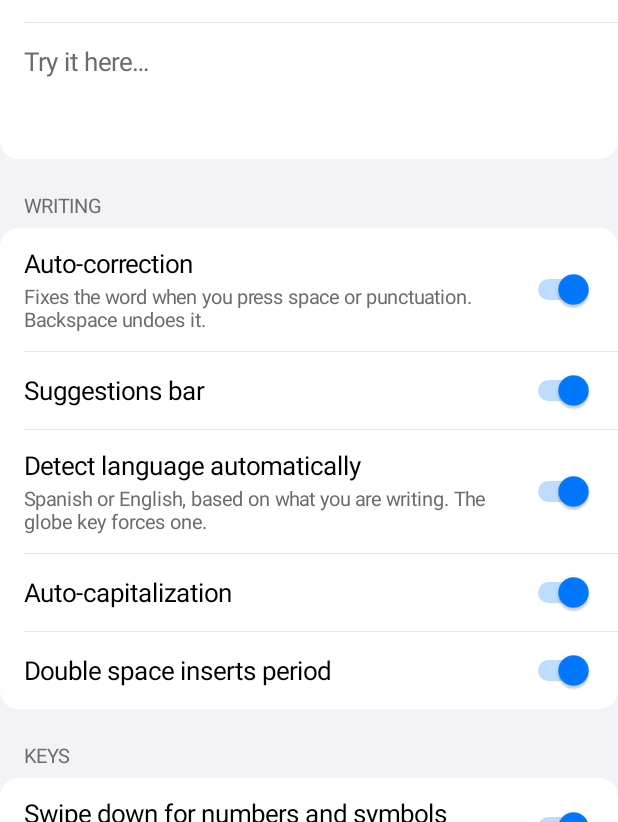
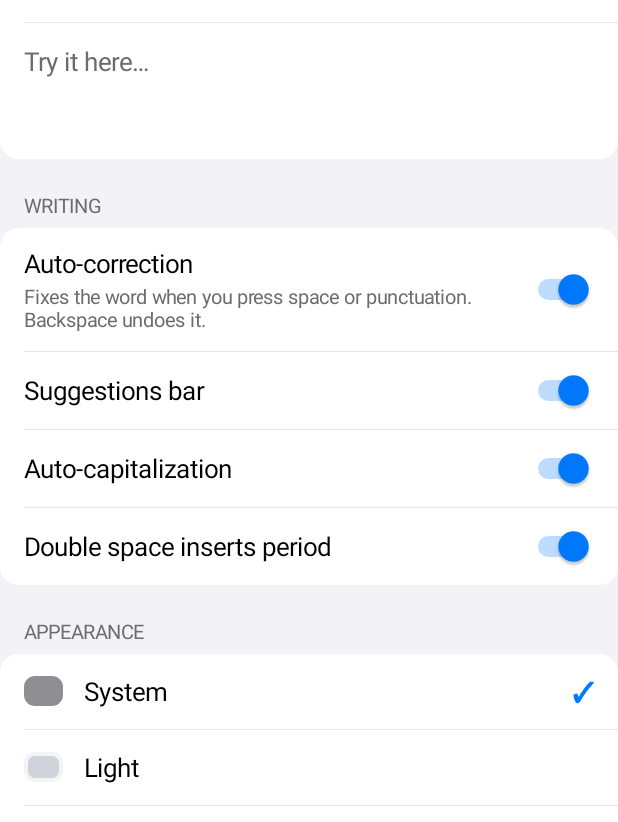
Before and after one commit to gvegagato-prog/Teclado, an Android app: the screen it shows after launch (SettingsActivity), on a phone screen of 412 x 824 dp, the part 414-1236 px from its top. Run offline under Robolectric (Android 15) with nearby library versions, the phone set to English and light mode, and no system bars.

Commit message:
Sin tecla de idioma, Shift mantenido para símbolos, 7 temas y margen inferior
Co-Authored-By: Claude Sonnet 5.5 <noreply@anthropic.com>
Claude-Session: https://claude.ai/code/session_01Q4uywhLYhX9afGnYFRTzWF

```diff
--- a/app/src/main/java/app/teclado/KbTheme.kt
+++ b/app/src/main/java/app/teclado/KbTheme.kt
@@ -1,18 +1,47 @@
 package app.teclado
 
-/** Colores del teclado. Claro y oscuro, en la línea de los teclados de iOS/iPadOS. */
-class KbTheme(val dark: Boolean) {
-    val bg = if (dark) 0xFF1E1E20.toInt() else 0xFFD3D6DC.toInt()
-    val letterKey = if (dark) 0xFF58585C.toInt() else 0xFFFFFFFF.toInt()
-    val funcKey = if (dark) 0xFF38383B.toInt() else 0xFFAEB3BD.toInt()
-    val letterKeyPressed = funcKey
-    val funcKeyPressed = letterKey
-    val shadow = if (dark) 0xFF0A0A0B.toInt() else 0xFF8E9299.toInt()
-    val text = if (dark) 0xFFFFFFFF.toInt() else 0xFF000000.toInt()
-    val hint = if (dark) 0xFFA9A9AE.toInt() else 0xFF7A7D84.toInt()
-    val subtle = if (dark) 0xFF9A9AA0.toInt() else 0xFF6B6E75.toInt()
-    val accent = if (dark) 0xFF0A84FF.toInt() else 0xFF007AFF.toInt()
+/** Colores del teclado. */
+class KbTheme(
+    val dark: Boolean,
+    val bg: Int,
+    val letterKey: Int,
+    val funcKey: Int,
+    val shadow: Int,
+    val text: Int,
+    val hint: Int,
+    val subtle: Int,
+    val accent: Int,
+    val popup: Int,
+) {
+    val letterKeyPressed get() = funcKey
+    val funcKeyPressed get() = letterKey
     val onAccent = 0xFFFFFFFF.toInt()
-    val divider = if (dark) 0x33FFFFFF else 0x22000000
-    val popup = if (dark) 0xFF76767B.toInt() else 0xFFFFFFFF.toInt()
+    val divider get() = if (dark) 0x33FFFFFF else 0x22000000
+
+    companion object {
+        val LIGHT = KbTheme(false, 0xFFD0D3D9.toInt(), 0xFFF3F4F6.toInt(), 0xFFABB0BA.toInt(), 0xFF8A8E96.toInt(),
+            0xFF111114.toInt(), 0xFF7A7D84.toInt(), 0xFF6B6E75.toInt(), 0xFF007AFF.toInt(), 0xFFF8F8FA.toInt())
+        val SAND = KbTheme(false, 0xFFDCD5C7.toInt(), 0xFFF0EBDF.toInt(), 0xFFB9B0A0.toInt(), 0xFF8F8777.toInt(),
+            0xFF2B2620.toInt(), 0xFF857D6E.toInt(), 0xFF6F685B.toInt(), 0xFFC2662D.toInt(), 0xFFF5F1E8.toInt())
+        val ROSE = KbTheme(false, 0xFFE4D2D7.toInt(), 0xFFF6EDEF.toInt(), 0xFFC8A9B2.toInt(), 0xFF9C7E87.toInt(),
+            0xFF3A2328.toInt(), 0xFF98767F.toInt(), 0xFF7F626A.toInt(), 0xFFD6336C.toInt(), 0xFFF9F2F4.toInt())
+        val DARK = KbTheme(true, 0xFF1E1E20.toInt(), 0xFF58585C.toInt(), 0xFF38383B.toInt(), 0xFF0A0A0B.toInt(),
+            0xFFFFFFFF.toInt(), 0xFFA9A9AE.toInt(), 0xFF9A9AA0.toInt(), 0xFF0A84FF.toInt(), 0xFF76767B.toInt())
+        val MIDNIGHT = KbTheme(true, 0xFF0F1626.toInt(), 0xFF2B3652.toInt(), 0xFF1B2540.toInt(), 0xFF05080F.toInt(),
+            0xFFFFFFFF.toInt(), 0xFF8D9BBF.toInt(), 0xFF8794B5.toInt(), 0xFF5AA2FF.toInt(), 0xFF445273.toInt())
+        val BLACK = KbTheme(true, 0xFF000000.toInt(), 0xFF2C2C2E.toInt(), 0xFF161618.toInt(), 0xFF000000.toInt(),
+            0xFFFFFFFF.toInt(), 0xFF8E8E93.toInt(), 0xFF8E8E93.toInt(), 0xFF0A84FF.toInt(), 0xFF48484A.toInt())
+
+        val NAMES = listOf("system", "light", "sand", "rose", "dark", "midnight", "black")
+
+        fun byName(name: String, systemDark: Boolean): KbTheme = when (name) {
+            "light" -> LIGHT
+            "sand" -> SAND
+            "rose" -> ROSE
+            "dark" -> DARK
+            "midnight" -> MIDNIGHT
+            "black" -> BLACK
+            else -> if (systemDark) DARK else LIGHT
+        }
+    }
 }
--- a/app/src/main/java/app/teclado/Prefs.kt
+++ b/app/src/main/java/app/teclado/Prefs.kt
@@ -20,9 +20,6 @@ class Prefs(context: Context) {
     var suggestions: Boolean
         get() = sp.getBoolean("suggestions", true)
         set(v) = sp.edit().putBoolean("suggestions", v).apply()
-    var autoLanguage: Boolean
-        get() = sp.getBoolean("autoLanguage", true)
-        set(v) = sp.edit().putBoolean("autoLanguage", v).apply()
     var autoCapitalize: Boolean
         get() = sp.getBoolean("autoCapitalize", true)
         set(v) = sp.edit().putBoolean("autoCapitalize", v).apply()
@@ -39,10 +36,15 @@ class Prefs(context: Context) {
         get() = sp.getBoolean("sound", false)
         set(v) = sp.edit().putBoolean("sound", v).apply()
 
-    /** "system", "light" o "dark". */
+    /** Una de [KbTheme.NAMES]. */
     var theme: String
         get() = sp.getString("theme", "system") ?: "system"
         set(v) = sp.edit().putString("theme", v).apply()
+
+    /** Margen inferior en dp; 0 = automático. */
+    var bottomMargin: Int
+        get() = sp.getInt("bottomMargin", 0)
+        set(v) = sp.edit().putInt("bottomMargin", v.coerceIn(0, 60)).apply()
 
     /** Altura de las teclas en %, 80..130. */
     var heightPercent: Int
--- a/app/src/main/java/app/teclado/SettingsActivity.kt
+++ b/app/src/main/java/app/teclado/SettingsActivity.kt
@@ -4,7 +4,6 @@ import android.app.Activity
 import android.app.AlertDialog
 import android.content.Intent
 import android.content.res.Configuration
-import android.graphics.Color
 import android.graphics.Typeface
 import android.graphics.drawable.GradientDrawable
 import android.os.Build
@@ -117,12 +116,13 @@ class SettingsActivity : Activity() {
             addView(divider())
             switchRow(R.string.opt_suggestions, null, prefs.suggestions) { prefs.suggestions = it }
             addView(divider())
-            switchRow(R.string.opt_autolang, R.string.opt_autolang_sub, prefs.autoLanguage) { prefs.autoLanguage = it }
-            addView(divider())
             switchRow(R.string.opt_autocap, null, prefs.autoCapitalize) { prefs.autoCapitalize = it }
             addView(divider())
             switchRow(R.string.opt_doublespace, null, prefs.doubleSpacePeriod) { prefs.doubleSpacePeriod = it }
         }
+
+        section(R.string.opt_theme)
+        card { themeRows(this) }
 
         section(R.string.sec_keys)
         card {
@@ -132,9 +132,9 @@ class SettingsActivity : Activity() {
             addView(divider())
             switchRow(R.string.opt_sound, null, prefs.sound) { prefs.sound = it }
             addView(divider())
-            addView(themeRow())
+            addView(heightRow())
             addView(divider())
-            addView(heightRow())
+            addView(marginRow())
         }
 
         section(R.string.sec_shortcuts)
@@ -235,37 +235,62 @@ class SettingsActivity : Activity() {
         return row
     }
 
-    private fun themeRow(): View {
+    private val themeLabels = mapOf(
+        "system" to R.string.theme_system, "light" to R.string.theme_light, "sand" to R.string.theme_sand,
+        "rose" to R.string.theme_rose, "dark" to R.string.theme_dark, "midnight" to R.string.theme_midnight,
+        "black" to R.string.theme_black,
+    )
+
+    private fun themeRows(box: LinearLayout) {
+        val marks = HashMap<String, TextView>()
+        fun paint() = marks.forEach { (k, v) -> v.text = if (prefs.theme == k) "✓" else "" }
+        KbTheme.NAMES.forEachIndexed { i, key ->
+            if (i > 0) box.addView(divider())
+            val row = LinearLayout(this).apply {
+                orientation = LinearLayout.HORIZONTAL
+                gravity = Gravity.CENTER_VERTICAL
+                setPadding(dp(16), dp(13), dp(16), dp(13))
+                setOnClickListener { prefs.theme = key; paint() }
+            }
+            val th = KbTheme.byName(key, false)
+            // muestra de color: fondo + tecla
+            row.addView(View(this).apply {
+                background = GradientDrawable().apply {
+                    cornerRadius = dp(6).toFloat()
+                    setColor(if (key == "system") 0xFF8E8E93.toInt() else th.bg)
+                    setStroke(dp(3), if (key == "system") 0xFF8E8E93.toInt() else th.letterKey)
+                }
+            }, LinearLayout.LayoutParams(dp(26), dp(20)).also { it.marginEnd = dp(14) })
+            row.addView(text(getString(themeLabels.getValue(key)), 17f, cText), LinearLayout.LayoutParams(0, -2, 1f))
+            val mark = text("", 18f, cAccent, bold = true)
+            marks[key] = mark
+            row.addView(mark)
+            box.addView(row)
+        }
+        paint()
+    }
+
+    private fun marginRow(): View {
         val row = LinearLayout(this).apply {
             orientation = LinearLayout.VERTICAL
             setPadding(dp(16), dp(12), dp(16), dp(12))
         }
-        row.addView(text(getString(R.string.opt_theme), 17f, cText))
-        val seg = LinearLayout(this).apply { orientation = LinearLayout.HORIZONTAL; setPadding(0, dp(8), 0, 0) }
-        val options = listOf("system" to R.string.theme_system, "light" to R.string.theme_light, "dark" to R.string.theme_dark)
-        val buttons = ArrayList<Button>()
-        fun paint() {
-            options.forEachIndexed { i, (key, _) ->
-                val sel = prefs.theme == key
-                buttons[i].setTextColor(if (sel) Color.WHITE else cAccent)
-                buttons[i].background = GradientDrawable().apply {
-                    cornerRadius = dp(8).toFloat()
-                    setColor(if (sel) cAccent else if (dark) 0xFF2C2C2E.toInt() else 0xFFEFEFF4.toInt())
+        fun label(v: Int) = if (v == 0) getString(R.string.opt_margin_auto) else getString(R.string.opt_margin, v)
+        val l = text(label(prefs.bottomMargin), 17f, cText)
+        row.addView(l)
+        row.addView(text(getString(R.string.opt_margin_sub), 13f, cSub).apply { setPadding(0, dp(2), 0, 0) })
+        row.addView(SeekBar(this).apply {
+            max = 60
+            progress = prefs.bottomMargin
+            setOnSeekBarChangeListener(object : SeekBar.OnSeekBarChangeListener {
+                override fun onProgressChanged(s: SeekBar, p: Int, fromUser: Boolean) {
+                    prefs.bottomMargin = p
+                    l.text = label(p)
                 }
-            }
-        }
-        options.forEach { (key, label) ->
-            val b = Button(this).apply {
-                text = getString(label)
-                isAllCaps = false
-                stateListAnimator = null
-                setOnClickListener { prefs.theme = key; paint() }
-            }
-            buttons.add(b)
-            seg.addView(b, LinearLayout.LayoutParams(0, dp(40), 1f).also { it.marginEnd = dp(6) })
-        }
-        paint()
-        row.addView(seg)
+                override fun onStartTrackingTouch(s: SeekBar) {}
+                override fun onStopTrackingTouch(s: SeekBar) {}
+            })
+        })
         return row
     }
 
--- a/app/src/main/res/values/strings.xml
+++ b/app/src/main/res/values/strings.xml
@@ -8,8 +8,6 @@
     <string name="enter_send">Send</string>
     <string name="enter_next">Next</string>
     <string name="enter_done">Done</string>
-    <string name="lang_auto">Auto · %1$s</string>
-    <string name="lang_fixed">%1$s (fixed)</string>
 
     <string name="subtitle">Fast bilingual keyboard (English / Spanish)</string>
     <string name="sec_setup">Set up</string>
@@ -26,8 +24,6 @@
     <string name="opt_autocorrect">Auto-correction</string>
     <string name="opt_autocorrect_sub">Fixes the word when you press space or punctuation. Backspace undoes it.</string>
     <string name="opt_suggestions">Suggestions bar</string>
-    <string name="opt_autolang">Detect language automatically</string>
-    <string name="opt_autolang_sub">Spanish or English, based on what you are writing. The globe key forces one.</string>
     <string name="opt_autocap">Auto-capitalization</string>
     <string name="opt_doublespace">Double space inserts period</string>
 
@@ -40,6 +36,13 @@
     <string name="theme_system">System</string>
     <string name="theme_light">Light</string>
     <string name="theme_dark">Dark</string>
+    <string name="theme_sand">Sand</string>
+    <string name="theme_rose">Rose</string>
+    <string name="theme_midnight">Midnight</string>
+    <string name="theme_black">Black</string>
+    <string name="opt_margin">Bottom margin: %1$d dp</string>
+    <string name="opt_margin_auto">Bottom margin: automatic</string>
+    <string name="opt_margin_sub">Raise it if the system buttons overlap the bottom row</string>
     <string name="opt_height">Key height: %1$d%%</string>
 
     <string name="sec_shortcuts">Text shortcuts</string>
```
Also changed, not shown: app/src/main/java/app/teclado/KeyboardView.kt (+51 -27 lines), app/src/main/java/app/teclado/Layouts.kt (+5 -6 lines), app/src/main/java/app/teclado/TecladoService.kt (+7 -40 lines), 3 other files.
